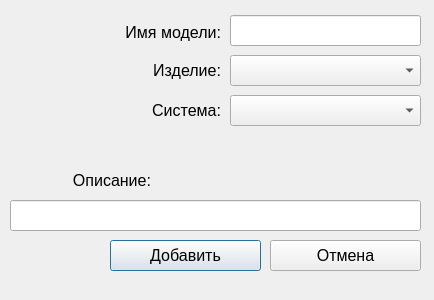
Above: database/addmodel.ui from iambarsik/QtSTR before the change. Below: the same form after it.
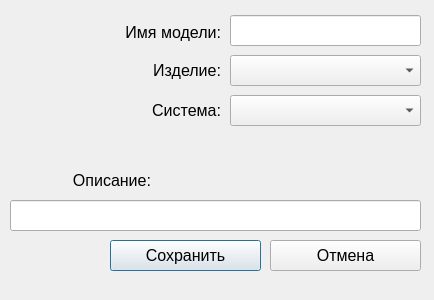
That is the form after the change.

What changed in the file:
```diff
--- a/database/addmodel.ui
+++ b/database/addmodel.ui
@@ -28,7 +28,7 @@
     </font>
    </property>
    <property name="text">
-    <string>Добавить</string>
+    <string>Сохранить</string>
    </property>
   </widget>
   <widget class="QPushButton" name="bCancel">
```
